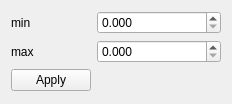
Before: the Qt Designer form qCC/ui_templates/sfVsSFSetRange.ui in p-leroy/CloudCompare, drawn with Qt 5.
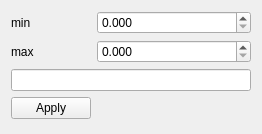
After: the same form once the commit is applied.

```diff
--- a/qCC/ui_templates/sfVsSFSetRange.ui
+++ b/qCC/ui_templates/sfVsSFSetRange.ui
@@ -6,8 +6,8 @@
    <rect>
     <x>0</x>
     <y>0</y>
-    <width>232</width>
-    <height>104</height>
+    <width>262</width>
+    <height>134</height>
    </rect>
   </property>
   <property name="windowTitle">
@@ -42,7 +42,10 @@
      </property>
     </widget>
    </item>
-   <item row="2" column="0">
+   <item row="2" column="0" colspan="2">
+    <widget class="QLineEdit" name="lineEditAxisLabel"/>
+   </item>
+   <item row="3" column="0">
     <widget class="QPushButton" name="pushButtonApply">
      <property name="text">
       <string>Apply</string>
```
